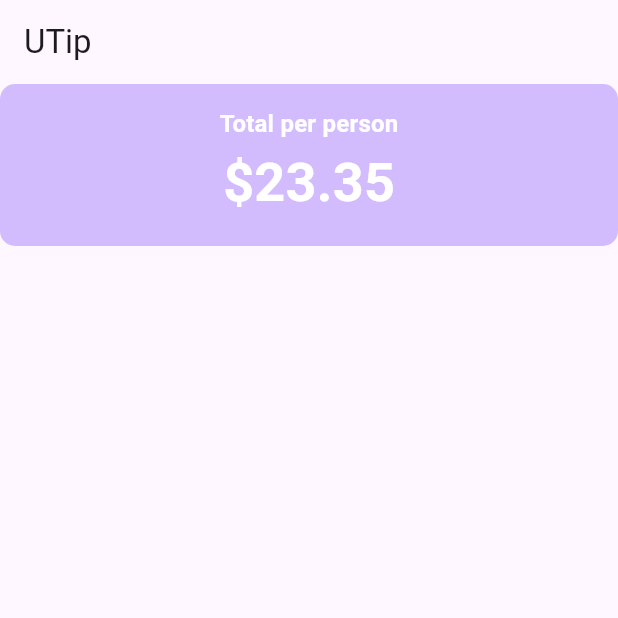
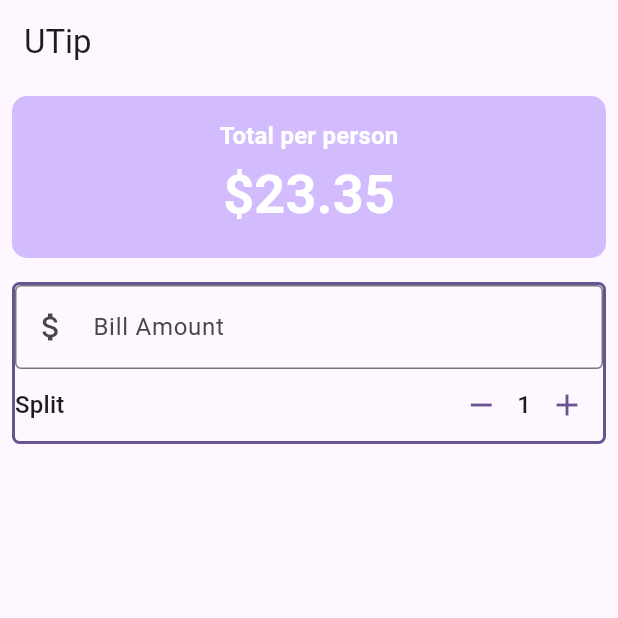
Before and after one commit to Mr-Nuruzzaman/utip, a Flutter app: the screen it shows after launch, on a phone screen of 412 x 824 dp, the top half of it. Run offline on Flutter 3.47's test engine with Material 3 defaults, Android fonts, the phone set to English and light mode, and no system bars.

Commit message:
Design person counter section

```diff
--- a/lib/main.dart
+++ b/lib/main.dart
@@ -16,7 +16,7 @@ class MyApp extends StatelessWidget {
         colorScheme: ColorScheme.fromSeed(seedColor: Colors.deepPurple),
         useMaterial3: true,
       ),
-      home: const  UTip(),
+      home: const UTip(),
     );
   }
 }
@@ -29,12 +29,28 @@ class UTip extends StatefulWidget {
 }
 
 class _UTipState extends State<UTip> {
+  int _personCount = 1;
+
+  //methods
+  void increment() {
+    setState(() {
+      _personCount++;
+    });
+  }
+
+  void decrement() {
+    setState(() {
+      if (_personCount > 0) {
+        _personCount--;
+      }
+    });
+  }
+
   @override
   Widget build(BuildContext context) {
     var theme = Theme.of(context);
     final style = theme.textTheme.titleMedium!.copyWith(
-      color: theme.colorScheme.onPrimary, fontWeight: FontWeight.bold
-    );
+        color: theme.colorScheme.onPrimary, fontWeight: FontWeight.bold);
     return Scaffold(
         appBar: AppBar(
           title: const Text('UTip'),
@@ -42,28 +58,78 @@ class _UTipState extends State<UTip> {
         body: Column(
           crossAxisAlignment: CrossAxisAlignment.stretch,
           children: [
-          Container(
+            Padding(
+              padding: const EdgeInsets.all(8.0),
+              child: Container(
                   padding: const EdgeInsets.all(15),
                   decoration: BoxDecoration(
-              color: theme.colorScheme.inversePrimary ,
+                    color: theme.colorScheme.inversePrimary,
                     borderRadius: BorderRadius.circular(10),
                   ),
                   child: Column(
                     children: [
-                Text("Total per person",
+                      Text(
+                        "Total per person",
                         style: style,
                       ),
-                Text("\$23.35",
+                      Text(
+                        "\$23.35",
                         style: style.copyWith(
                             color: theme.colorScheme.onPrimary,
-                    fontSize: theme.textTheme.displaySmall!.fontSize
+                            fontSize: theme.textTheme.displaySmall!.fontSize),
                       ),
+                    ],
+                  )),
+            ),
+            //form
+            Padding(
+              padding: const EdgeInsets.all(8.0),
+              child: Container(
+                decoration: BoxDecoration(
+                    borderRadius: BorderRadius.circular(5),
+                    border:
+                        Border.all(color: theme.colorScheme.primary, width: 2)),
+                child: Column(
+                  children: [
+                    TextField(
+                      decoration: const InputDecoration(
+                          border: OutlineInputBorder(),
+                          prefixIcon: Icon(Icons.attach_money),
+                          labelText: 'Bill Amount'),
+                      keyboardType: TextInputType.number,
+                      onChanged: (String value) {
+                        print("Value: $value");
+                      },
+                    ),
+                    //split build area
+                    Row(
+                      mainAxisAlignment: MainAxisAlignment.spaceBetween,
+                      children: [
+                        Text(
+                          'Split',
+                          style: theme.textTheme.titleMedium,
+                        ),
+                        Row(
+                          children: [
+                            IconButton(
+                                color: theme.colorScheme.primary,
+                                onPressed: decrement,
+                                icon: const Icon(Icons.remove)),
+                            Text("$_personCount",
+                                style: theme.textTheme.titleMedium),
+                            IconButton(
+                                color: theme.colorScheme.primary,
+                                onPressed: increment,
+                                icon: const Icon(Icons.add))
+                          ],
                         ),
                       ],
                     )
+                  ],
+                ),
+              ),
             )
           ],
-      )
-    );
+        ));
   }
 }
```
Lines whose indentation alone changed are shown as unchanged.
